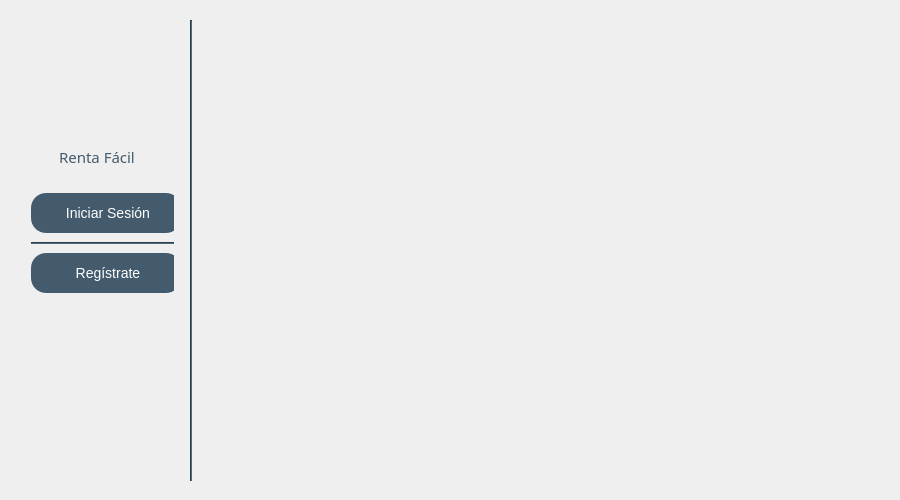
The window that RentaFacil/rentafacil.ui (LuisBand/rentaFacilXP) describes before a commit, drawn with Qt 5.
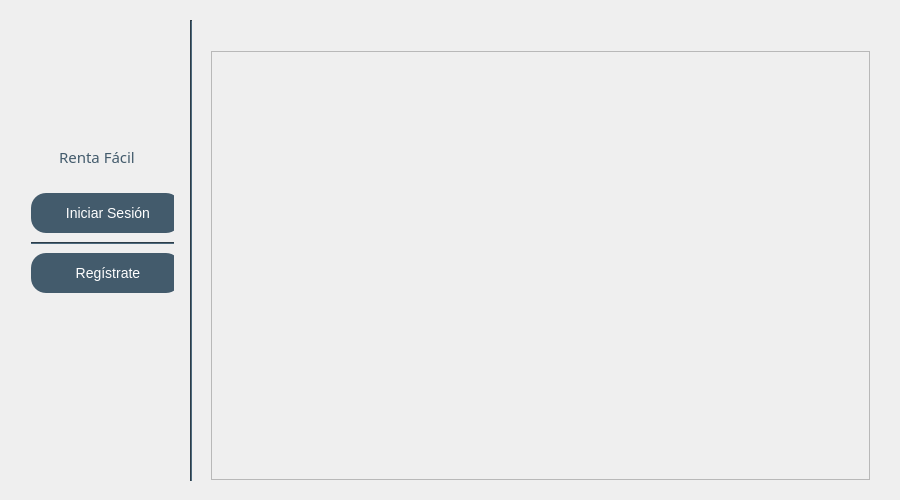
The same window after the commit. The open tabs and pages were chosen to show the change. Icons and pictures are not drawn.

```diff
--- a/RentaFacil/rentafacil.ui
+++ b/RentaFacil/rentafacil.ui
@@ -349,6 +349,40 @@
        </item>
       </layout>
      </widget>
+     <widget class="QWidget" name="CatalogoWidget" native="true">
+      <property name="geometry">
+       <rect>
+        <x>190</x>
+        <y>20</y>
+        <width>681</width>
+        <height>451</height>
+       </rect>
+      </property>
+      <layout class="QGridLayout" name="gridLayout">
+       <item row="0" column="0">
+        <widget class="QScrollArea" name="scrollArea">
+         <property name="widgetResizable">
+          <bool>true</bool>
+         </property>
+         <widget class="QWidget" name="scrollAreaWidgetContents">
+          <property name="geometry">
+           <rect>
+            <x>0</x>
+            <y>0</y>
+            <width>655</width>
+            <height>425</height>
+           </rect>
+          </property>
+          <layout class="QGridLayout" name="gridLayout_3">
+           <item row="0" column="0">
+            <layout class="QGridLayout" name="layout"/>
+           </item>
+          </layout>
+         </widget>
+        </widget>
+       </item>
+      </layout>
+     </widget>
     </widget>
     <widget class="QWidget" name="IniciarSesion">
      <widget class="QWidget" name="layoutWidget">
```
Left out of the diff: 2 changed lines with no effect on the pictures.
